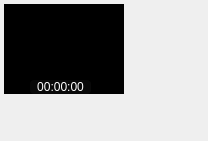
rupeshs/ExMplayer, file src/seekview.ui: the form before one commit.
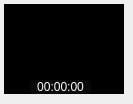
The form after the commit. Icons and pictures are not drawn.

Patch:
```diff
--- a/src/seekview.ui
+++ b/src/seekview.ui
@@ -6,8 +6,8 @@
    <rect>
     <x>0</x>
     <y>0</y>
-    <width>208</width>
-    <height>141</height>
+    <width>133</width>
+    <height>104</height>
    </rect>
   </property>
   <property name="windowTitle">
```
Left out of the diff: 3 changed lines with no effect on the pictures.
